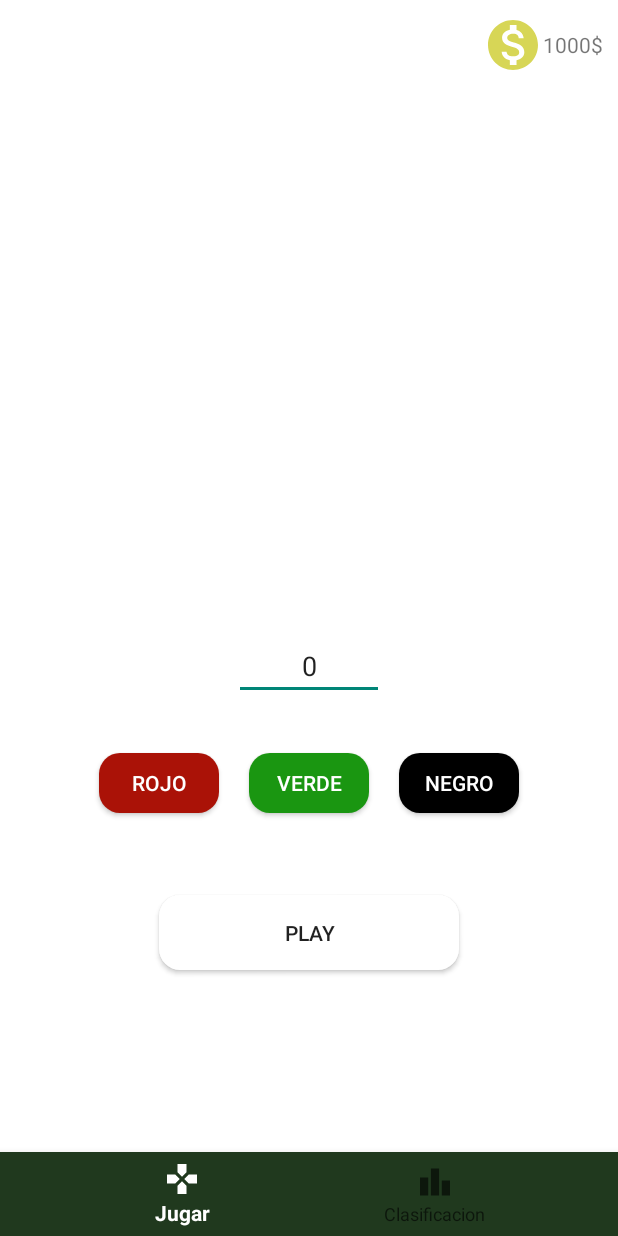
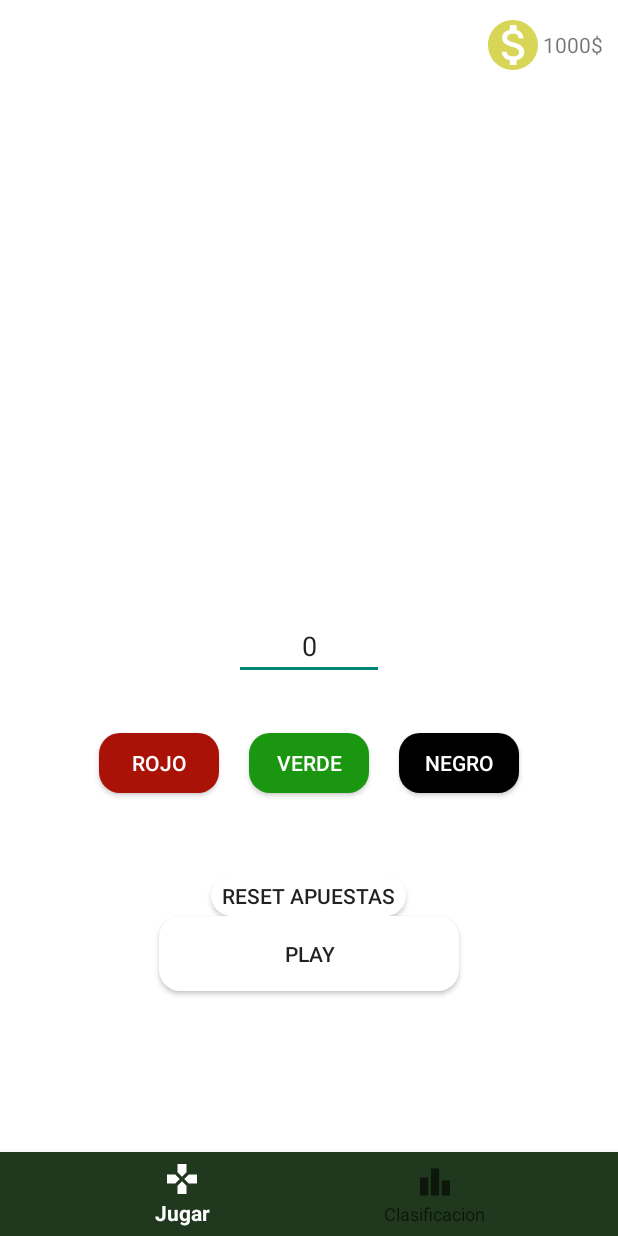
Before and after one commit to gfranb/androides, an Android app: the GameFragment screen opened directly, with no data from a screen before it, on a phone screen of 412 x 824 dp. Run offline under Robolectric (Android 15) with nearby library versions, the phone set to English and light mode, and no system bars.

Commit message:
boton reset

```diff
--- a/app/src/main/java/com/example/roulette/GameFragment.kt
+++ b/app/src/main/java/com/example/roulette/GameFragment.kt
@@ -127,6 +127,12 @@ class GameFragment : Fragment() {
             println(money)
         }
 
+        binding.btnReset.setOnClickListener(){
+
+
+
+
+        }
         binding.btnPlay.setOnClickListener() {
             println(apuestas)
             if (apuestas!!.isNotEmpty()) {
--- a/app/src/main/res/layout/fragment_game.xml
+++ b/app/src/main/res/layout/fragment_game.xml
@@ -147,13 +147,21 @@
             android:layout_width="match_parent"
             android:layout_height="30dp">
         </Space>
+
+        <Button
+            android:id="@+id/btn_reset"
+            android:layout_width="130dp"
+            android:layout_height="27dp"
+            android:background="@drawable/button_white"
+            android:text="reset apuestas"></Button>
+
         <Button
             android:id="@+id/btn_play"
             android:layout_width="200dp"
             android:layout_height="50dp"
-            android:text="Play"
-            android:background="@drawable/button_white">
-        </Button>
+            android:background="@drawable/button_white"
+            android:text="Play"></Button>
+
         <Space
             android:layout_width="match_parent"
             android:layout_height="30dp">
```
